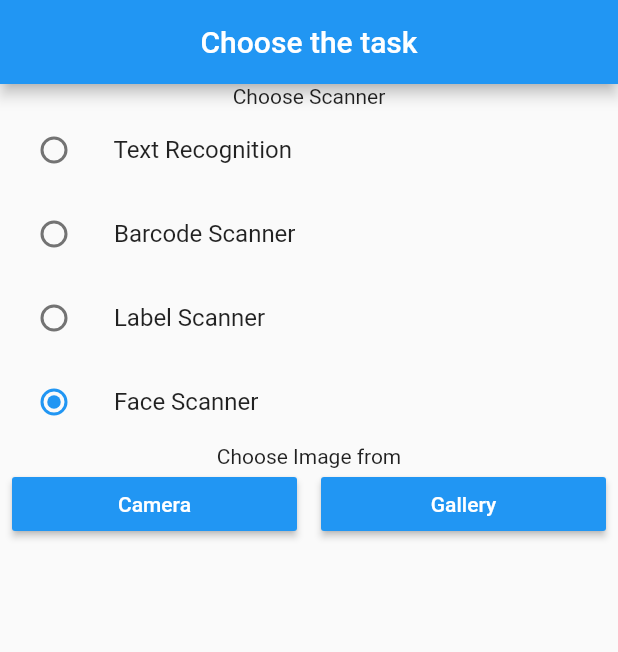
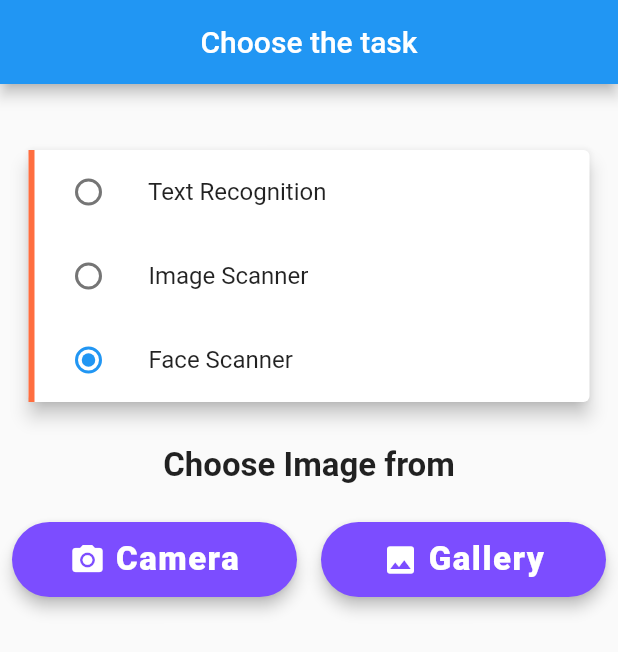
Before and after one commit to LykanImran/theeye, a Flutter app: the screen it shows after launch, on a phone screen of 412 x 824 dp. Shown: the top 652 px of the screen. Run offline on Flutter 3.47's test engine with Material 2 defaults, Android fonts, the phone set to English and light mode, and no system bars; our stand-ins replace image_picker; missing offline and left inert: mlkit.

Commit message:
working model need improvement

```diff
--- a/lib/Screens/home.dart
+++ b/lib/Screens/home.dart
@@ -4,6 +4,7 @@ import 'dart:io';
 import 'package:flutter/material.dart';
 import 'package:image_picker/image_picker.dart';
 import 'package:theeye/Screens/eye_engine.dart';
+import 'package:theeye/Screens/vision.dart';
 
 
 const String TEXT_SCANNER="TEXT SCANNER";
@@ -23,7 +24,20 @@ class _HomeState extends State<Home>{
   File _file;
   String _selectedScanner =FACE_SCANNER;
   Widget scannerTypeRowBuilder(){
-    return Wrap(
+    return Padding(
+      padding: EdgeInsets.symmetric(horizontal: 15),
+      child: Card(
+          elevation: 5,
+          child: Container(
+            decoration: BoxDecoration(
+                border: Border(left: BorderSide(
+                    color: Colors.deepOrangeAccent,
+                    style: BorderStyle.solid,
+                    width: 4.0
+                )
+                )
+            ),
+            child: Wrap(
               children: <Widget>[
                 RadioListTile<String>(
                   title: Text(" Text Recognition"),
@@ -31,14 +45,15 @@ class _HomeState extends State<Home>{
                   value: TEXT_SCANNER,
                   onChanged: onScannerSelected,
                 ),
-        RadioListTile<String>(
+                /* RadioListTile<String>(
           title: Text(" Barcode Scanner"),
           groupValue: _selectedScanner,
           value: BARCODE_SCANNER,
           onChanged: onScannerSelected,
-        ),
+        ),*/
+
                 RadioListTile<String>(
-          title: Text(" Label Scanner"),
+                  title: Text(" Image Scanner"),
                   groupValue: _selectedScanner,
                   value: LABEL_SCANNER,
                   onChanged: onScannerSelected,
@@ -50,6 +65,9 @@ class _HomeState extends State<Home>{
                   onChanged: onScannerSelected,
                 )
               ],
+            ),
+          )
+      ),
     );
   }
 
@@ -63,10 +81,31 @@ class _HomeState extends State<Home>{
               onPressed: (){
                 onImageSelector(CAMERA_SOURCE);
               },
-              color: Colors.blue,
+              //color: Colors.blue,
+              //textColor: Colors.white,
+              splashColor: Colors.blueGrey,
+              shape: RoundedRectangleBorder(
+                  borderRadius: BorderRadius.all(Radius.circular(30))),
+              elevation: 4.0,
+              color: Colors.deepPurpleAccent,
               textColor: Colors.white,
-              splashColor: Colors.blueGrey,
-              child: Text(" Camera "),
+              // splashColor: Colors.deepOrange,
+              child: Padding(
+                  padding: const EdgeInsets.symmetric(vertical:12.0),
+                  child: Row(
+                    mainAxisAlignment: MainAxisAlignment.center,
+                    children: <Widget>[
+                      Icon(Icons.camera_alt),
+                      Text(
+                        ' Camera',
+                        style: TextStyle(
+                            letterSpacing: 1,
+                            fontSize: 22,
+                            fontWeight: FontWeight.w800),
+                      )
+                    ],
+                  )
+              ),
             ),
           ),
         ),
@@ -76,11 +115,31 @@ class _HomeState extends State<Home>{
               onPressed: (){
                 onImageSelector(GALLERY_SOURCE);
               },
-              color: Colors.blue,
+              //color: Colors.blue,
+             // textColor: Colors.white,
+              splashColor: Colors.blueGrey,
+              shape: RoundedRectangleBorder(
+                  borderRadius: BorderRadius.all(Radius.circular(30))),
+              elevation: 4.0,
+              color: Colors.deepPurpleAccent,
               textColor: Colors.white,
-              splashColor: Colors.blueGrey,
-              child: Text(" Gallery "),
-            ),
+              // splashColor: Colors.deepOrange,
+              child: Padding(
+                  padding: const EdgeInsets.symmetric(vertical:12.0),
+                  child: Row(
+                    mainAxisAlignment: MainAxisAlignment.center,
+                    children: <Widget>[
+                      Icon(Icons.image),
+                      Text(
+                        ' Gallery',
+                        style: TextStyle(
+                            letterSpacing: 1,
+                            fontSize: 22,
+                            fontWeight: FontWeight.w800),
+                      )
+                    ],
+                  )
+              ),            ),
           ),
         )
       ],
@@ -90,12 +149,13 @@ class _HomeState extends State<Home>{
   @override
   Widget build(BuildContext context) {
 
-    final chooser =List<Widget>();
-    chooser.add(Text("Choose Scanner"));
+   /* final chooser =List<Widget>();
+    //chooser.add(Text("Choose Scanner"));
     chooser.add(scannerTypeRowBuilder());
-    chooser.add(Text("Choose Image from"));
+   // SizedBox(height: 15,);
+    chooser.add(Text("Choose Image from", style: TextStyle(fontSize: 22, fontWeight: FontWeight.w600),));
     chooser.add(imageSourceRowBuilder());
-
+*/
     // TODO: implement build
     return Scaffold(
       key:  _scaffoldKey,
@@ -103,11 +163,28 @@ class _HomeState extends State<Home>{
         title: Text("Choose the task"),
         centerTitle: true,
       ),
-      body: SingleChildScrollView(
+
+      body: Container(
+          //color: Color(0xFFEEEEEE),
+         child: SingleChildScrollView(
             physics: BouncingScrollPhysics(),
+            child: Center(
               child: Column(
-          children: chooser
+                //mainAxisAlignment: MainAxisAlignment.center,
+                // children: chooser
+                children: <Widget>[
+                  SizedBox(height: 40,),
+                  scannerTypeRowBuilder(),
+                  SizedBox(height: 25,),
+                  Text("Choose Image from", style: TextStyle(fontSize: 22, fontWeight: FontWeight.w600),),
+                  SizedBox(height: 25,),
+                  imageSourceRowBuilder(),
+                  SizedBox(height: 25,),
+
+                ],
               ),
+            ),
+          )
       ),
     );
   }
@@ -133,7 +210,7 @@ class _HomeState extends State<Home>{
       }
       Navigator.push(
           context, MaterialPageRoute(
-          builder: (context)=>EyeEngine(file, _selectedScanner)));
+          builder: (context)=>Vision(file, _selectedScanner)));
 
     } catch (e){
       scaffold.showSnackBar(
--- a/pubspec.yaml
+++ b/pubspec.yaml
@@ -15,7 +15,7 @@ environment:
 dependencies:
   flutter:
     sdk: flutter
-  image_picker: 0.4.12+1
+  image_picker: ^0.5.0+9
   mlkit:
   # The following adds the Cupertino Icons font to your application.
   # Use with the CupertinoIcons class for iOS style icons.
```
Also changed, not shown: lib/Screens/eye_engine.dart (+3 -5 lines), lib/Screens/vision.dart (added, +402 -0 lines), 3 other files. Lines whose indentation alone changed are shown as unchanged.
